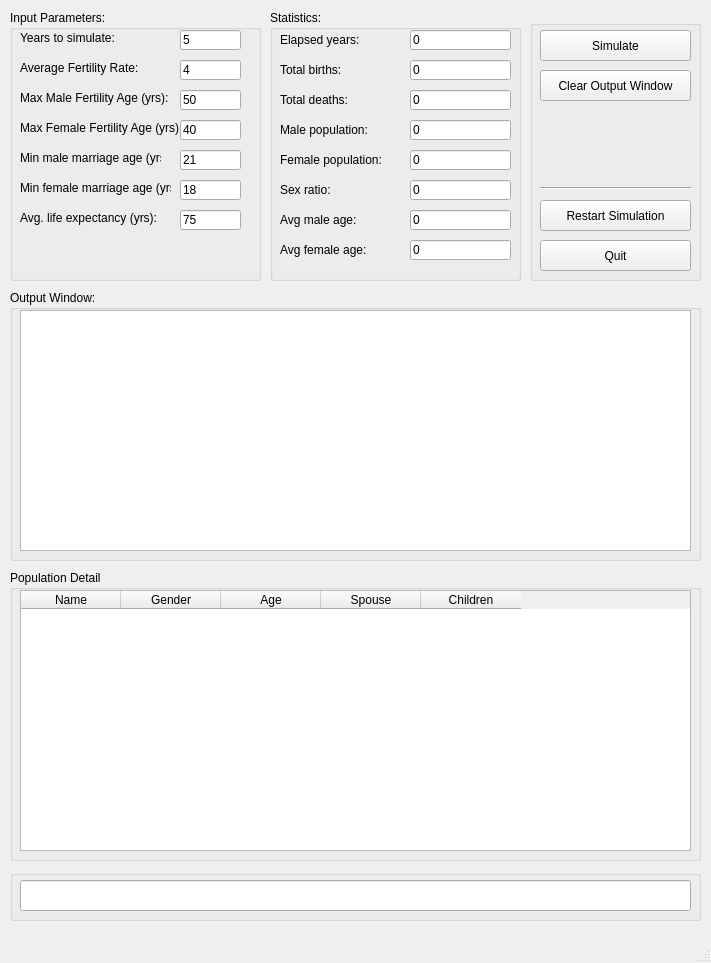
sakky016/Population-Simulator-UI, file Source/mainwindow.ui: the form before one commit.
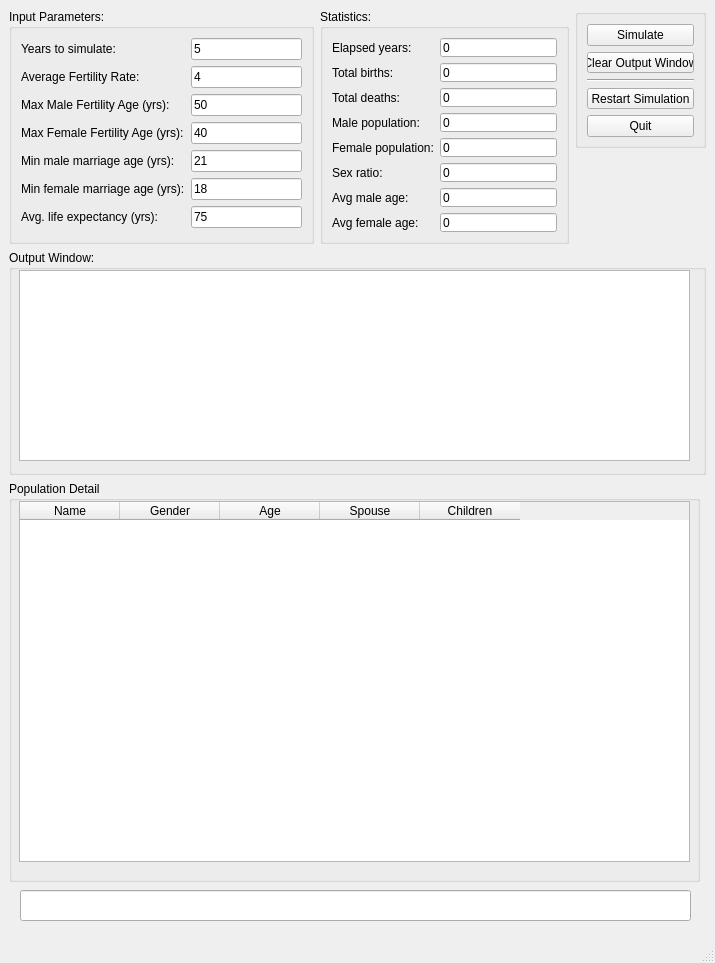
The form after the commit.

```diff
--- a/Source/mainwindow.ui
+++ b/Source/mainwindow.ui
@@ -6,7 +6,7 @@
    <rect>
     <x>0</x>
     <y>0</y>
-    <width>711</width>
+    <width>715</width>
     <height>963</height>
    </rect>
   </property>
@@ -17,10 +17,10 @@
    <widget class="QGroupBox" name="groupBox">
     <property name="geometry">
      <rect>
-      <x>10</x>
-      <y>290</y>
-      <width>691</width>
-      <height>271</height>
+      <x>9</x>
+      <y>250</y>
+      <width>697</width>
+      <height>225</height>
      </rect>
     </property>
     <property name="title">
@@ -32,7 +32,7 @@
        <x>10</x>
        <y>20</y>
        <width>671</width>
-       <height>241</height>
+       <height>191</height>
       </rect>
      </property>
     </widget>
@@ -40,24 +40,35 @@
    <widget class="QGroupBox" name="groupBox_2">
     <property name="geometry">
      <rect>
-      <x>10</x>
-      <y>10</y>
-      <width>251</width>
-      <height>271</height>
+      <x>9</x>
+      <y>9</y>
+      <width>305</width>
+      <height>235</height>
      </rect>
     </property>
     <property name="title">
      <string>Input Parameters:</string>
     </property>
+    <layout class="QFormLayout" name="formLayout_3">
+     <item row="0" column="0">
+      <widget class="QLabel" name="label_5">
+       <property name="text">
+        <string>Years to simulate:</string>
+       </property>
+       <property name="buddy">
+        <cstring>inpYearsToSimulate</cstring>
+       </property>
+      </widget>
+     </item>
+     <item row="0" column="1">
+      <widget class="QLineEdit" name="inpYearsToSimulate">
+       <property name="text">
+        <string>5</string>
+       </property>
+      </widget>
+     </item>
+     <item row="1" column="0">
     <widget class="QLabel" name="label">
-     <property name="geometry">
-      <rect>
-       <x>10</x>
-       <y>50</y>
-       <width>121</width>
-       <height>16</height>
-      </rect>
-     </property>
      <property name="text">
       <string>Average Fertility Rate:</string>
      </property>
@@ -65,28 +76,50 @@
       <cstring>inpAvgFertilityRate</cstring>
      </property>
     </widget>
+     </item>
+     <item row="1" column="1">
     <widget class="QLineEdit" name="inpAvgFertilityRate">
-     <property name="geometry">
-      <rect>
-       <x>170</x>
-       <y>50</y>
-       <width>61</width>
-       <height>20</height>
-      </rect>
-     </property>
      <property name="text">
       <string>4</string>
      </property>
     </widget>
+     </item>
+     <item row="2" column="0">
+      <widget class="QLabel" name="label_13">
+       <property name="text">
+        <string>Max Male Fertility Age (yrs):</string>
+       </property>
+       <property name="buddy">
+        <cstring>inpMaxMaleFertilityAge</cstring>
+       </property>
+      </widget>
+     </item>
+     <item row="2" column="1">
+      <widget class="QLineEdit" name="inpMaxMaleFertilityAge">
+       <property name="text">
+        <string>50</string>
+       </property>
+      </widget>
+     </item>
+     <item row="3" column="0">
+      <widget class="QLabel" name="label_14">
+       <property name="text">
+        <string>Max Female Fertility Age (yrs):</string>
+       </property>
+       <property name="buddy">
+        <cstring>inpMaxFemaleFertilityAge</cstring>
+       </property>
+      </widget>
+     </item>
+     <item row="3" column="1">
+      <widget class="QLineEdit" name="inpMaxFemaleFertilityAge">
+       <property name="text">
+        <string>40</string>
+       </property>
+      </widget>
+     </item>
+     <item row="4" column="0">
     <widget class="QLabel" name="label_2">
-     <property name="geometry">
-      <rect>
-       <x>10</x>
-       <y>140</y>
-       <width>141</width>
-       <height>16</height>
-      </rect>
-     </property>
      <property name="text">
       <string>Min male marriage age (yrs):</string>
      </property>
@@ -94,28 +127,16 @@
       <cstring>inpMinMaleMarriageAge</cstring>
      </property>
     </widget>
+     </item>
+     <item row="4" column="1">
     <widget class="QLineEdit" name="inpMinMaleMarriageAge">
-     <property name="geometry">
-      <rect>
-       <x>170</x>
-       <y>140</y>
-       <width>61</width>
-       <height>20</height>
-      </rect>
-     </property>
      <property name="text">
       <string>21</string>
      </property>
     </widget>
+     </item>
+     <item row="5" column="0">
     <widget class="QLabel" name="label_3">
-     <property name="geometry">
-      <rect>
-       <x>10</x>
-       <y>170</y>
-       <width>151</width>
-       <height>16</height>
-      </rect>
-     </property>
      <property name="text">
       <string>Min female marriage age (yrs):</string>
      </property>
@@ -123,28 +144,16 @@
       <cstring>inpMinFemaleMarriageAge</cstring>
      </property>
     </widget>
+     </item>
+     <item row="5" column="1">
     <widget class="QLineEdit" name="inpMinFemaleMarriageAge">
-     <property name="geometry">
-      <rect>
-       <x>170</x>
-       <y>170</y>
-       <width>61</width>
-       <height>20</height>
-      </rect>
-     </property>
      <property name="text">
       <string>18</string>
      </property>
     </widget>
+     </item>
+     <item row="6" column="0">
     <widget class="QLabel" name="label_4">
-     <property name="geometry">
-      <rect>
-       <x>10</x>
-       <y>200</y>
-       <width>141</width>
-       <height>16</height>
-      </rect>
-     </property>
      <property name="text">
       <string>Avg. life expectancy (yrs):</string>
      </property>
@@ -152,144 +161,31 @@
       <cstring>inpAvgLifeExpectancy</cstring>
      </property>
     </widget>
+     </item>
+     <item row="6" column="1">
     <widget class="QLineEdit" name="inpAvgLifeExpectancy">
-     <property name="geometry">
-      <rect>
-       <x>170</x>
-       <y>200</y>
-       <width>61</width>
-       <height>20</height>
-      </rect>
-     </property>
      <property name="text">
       <string>75</string>
      </property>
     </widget>
-    <widget class="QLabel" name="label_5">
-     <property name="geometry">
-      <rect>
-       <x>10</x>
-       <y>20</y>
-       <width>121</width>
-       <height>16</height>
-      </rect>
-     </property>
-     <property name="text">
-      <string>Years to simulate:</string>
-     </property>
-     <property name="buddy">
-      <cstring>inpYearsToSimulate</cstring>
-     </property>
-    </widget>
-    <widget class="QLineEdit" name="inpYearsToSimulate">
-     <property name="geometry">
-      <rect>
-       <x>170</x>
-       <y>20</y>
-       <width>61</width>
-       <height>20</height>
-      </rect>
-     </property>
-     <property name="text">
-      <string>5</string>
-     </property>
-    </widget>
-    <widget class="QLabel" name="label_13">
-     <property name="geometry">
-      <rect>
-       <x>10</x>
-       <y>80</y>
-       <width>151</width>
-       <height>16</height>
-      </rect>
-     </property>
-     <property name="text">
-      <string>Max Male Fertility Age (yrs):</string>
-     </property>
-     <property name="buddy">
-      <cstring>inpMaxMaleFertilityAge</cstring>
-     </property>
-    </widget>
-    <widget class="QLineEdit" name="inpMaxMaleFertilityAge">
-     <property name="geometry">
-      <rect>
-       <x>170</x>
-       <y>80</y>
-       <width>61</width>
-       <height>20</height>
-      </rect>
-     </property>
-     <property name="text">
-      <string>50</string>
-     </property>
-    </widget>
-    <widget class="QLabel" name="label_14">
-     <property name="geometry">
-      <rect>
-       <x>10</x>
-       <y>110</y>
-       <width>161</width>
-       <height>16</height>
-      </rect>
-     </property>
-     <property name="text">
-      <string>Max Female Fertility Age (yrs):</string>
-     </property>
-     <property name="buddy">
-      <cstring>inpMaxFemaleFertilityAge</cstring>
-     </property>
-    </widget>
-    <widget class="QLineEdit" name="inpMaxFemaleFertilityAge">
-     <property name="geometry">
-      <rect>
-       <x>170</x>
-       <y>110</y>
-       <width>61</width>
-       <height>20</height>
-      </rect>
-     </property>
-     <property name="text">
-      <string>40</string>
-     </property>
-    </widget>
+     </item>
+    </layout>
    </widget>
    <widget class="QGroupBox" name="groupBox_3">
     <property name="geometry">
      <rect>
-      <x>270</x>
-      <y>10</y>
-      <width>251</width>
-      <height>271</height>
+      <x>320</x>
+      <y>9</y>
+      <width>249</width>
+      <height>235</height>
      </rect>
     </property>
     <property name="title">
      <string>Statistics:</string>
     </property>
-    <widget class="QLineEdit" name="opTotalYears">
-     <property name="geometry">
-      <rect>
-       <x>140</x>
-       <y>20</y>
-       <width>101</width>
-       <height>20</height>
-      </rect>
-     </property>
-     <property name="text">
-      <string>0</string>
-     </property>
-     <property name="readOnly">
-      <bool>true</bool>
-     </property>
-    </widget>
+    <layout class="QFormLayout" name="formLayout_4">
+     <item row="0" column="0">
     <widget class="QLabel" name="label_6">
-     <property name="geometry">
-      <rect>
-       <x>10</x>
-       <y>20</y>
-       <width>111</width>
-       <height>20</height>
-      </rect>
-     </property>
      <property name="text">
       <string>Elapsed years:</string>
      </property>
@@ -297,15 +193,19 @@
       <cstring>opTotalYears</cstring>
      </property>
     </widget>
+     </item>
+     <item row="0" column="1">
+      <widget class="QLineEdit" name="opTotalYears">
+       <property name="text">
+        <string>0</string>
+       </property>
+       <property name="readOnly">
+        <bool>true</bool>
+       </property>
+      </widget>
+     </item>
+     <item row="1" column="0">
     <widget class="QLabel" name="label_7">
-     <property name="geometry">
-      <rect>
-       <x>10</x>
-       <y>50</y>
-       <width>111</width>
-       <height>20</height>
-      </rect>
-     </property>
      <property name="text">
       <string>Total births:</string>
      </property>
@@ -313,15 +213,9 @@
       <cstring>opTotalBirths</cstring>
      </property>
     </widget>
+     </item>
+     <item row="1" column="1">
     <widget class="QLineEdit" name="opTotalBirths">
-     <property name="geometry">
-      <rect>
-       <x>140</x>
-       <y>50</y>
-       <width>101</width>
-       <height>20</height>
-      </rect>
-     </property>
      <property name="text">
       <string>0</string>
      </property>
@@ -329,31 +223,9 @@
       <bool>true</bool>
      </property>
     </widget>
-    <widget class="QLineEdit" name="opTotalDeaths">
-     <property name="geometry">
-      <rect>
-       <x>140</x>
-       <y>80</y>
-       <width>101</width>
-       <height>20</height>
-      </rect>
-     </property>
-     <property name="text">
-      <string>0</string>
-     </property>
-     <property name="readOnly">
-      <bool>true</bool>
-     </property>
-    </widget>
+     </item>
+     <item row="2" column="0">
     <widget class="QLabel" name="label_8">
-     <property name="geometry">
-      <rect>
-       <x>10</x>
-       <y>80</y>
-       <width>111</width>
-       <height>20</height>
-      </rect>
-     </property>
      <property name="text">
       <string>Total deaths:</string>
      </property>
@@ -361,15 +233,9 @@
       <cstring>opTotalDeaths</cstring>
      </property>
     </widget>
-    <widget class="QLineEdit" name="opTotalMales">
-     <property name="geometry">
-      <rect>
-       <x>140</x>
-       <y>110</y>
-       <width>101</width>
-       <height>20</height>
-      </rect>
-     </property>
+     </item>
+     <item row="2" column="1">
+      <widget class="QLineEdit" name="opTotalDeaths">
      <property name="text">
       <string>0</string>
      </property>
@@ -377,15 +243,9 @@
       <bool>true</bool>
      </property>
     </widget>
+     </item>
+     <item row="3" column="0">
     <widget class="QLabel" name="label_9">
-     <property name="geometry">
-      <rect>
-       <x>10</x>
-       <y>110</y>
-       <width>111</width>
-       <height>20</height>
-      </rect>
-     </property>
      <property name="text">
       <string>Male population:</string>
      </property>
@@ -393,15 +253,19 @@
       <cstring>opTotalMales</cstring>
      </property>
     </widget>
+     </item>
+     <item row="3" column="1">
+      <widget class="QLineEdit" name="opTotalMales">
+       <property name="text">
+        <string>0</string>
+       </property>
+       <property name="readOnly">
+        <bool>true</bool>
+       </property>
+      </widget>
+     </item>
+     <item row="4" column="0">
     <widget class="QLabel" name="label_10">
-     <property name="geometry">
-      <rect>
-       <x>10</x>
-       <y>140</y>
-       <width>111</width>
-       <height>20</height>
-      </rect>
-     </property>
      <property name="text">
       <string>Female population:</string>
      </property>
@@ -409,15 +273,9 @@
       <cstring>opTotalFemales</cstring>
      </property>
     </widget>
+     </item>
+     <item row="4" column="1">
     <widget class="QLineEdit" name="opTotalFemales">
-     <property name="geometry">
-      <rect>
-       <x>140</x>
-       <y>140</y>
-       <width>101</width>
-       <height>20</height>
-      </rect>
-     </property>
      <property name="text">
       <string>0</string>
      </property>
@@ -425,15 +283,19 @@
       <bool>true</bool>
      </property>
     </widget>
-    <widget class="QLineEdit" name="opAvgMaleAge">
-     <property name="geometry">
-      <rect>
-       <x>140</x>
-       <y>200</y>
-       <width>101</width>
-       <height>20</height>
-      </rect>
-     </property>
+     </item>
+     <item row="5" column="0">
+      <widget class="QLabel" name="label_15">
+       <property name="text">
+        <string>Sex ratio:</string>
+       </property>
+       <property name="buddy">
+        <cstring>opSexRatio</cstring>
+       </property>
+      </widget>
+     </item>
+     <item row="5" column="1">
+      <widget class="QLineEdit" name="opSexRatio">
      <property name="text">
       <string>0</string>
      </property>
@@ -441,15 +303,9 @@
       <bool>true</bool>
      </property>
     </widget>
+     </item>
+     <item row="6" column="0">
     <widget class="QLabel" name="label_11">
-     <property name="geometry">
-      <rect>
-       <x>10</x>
-       <y>200</y>
-       <width>111</width>
-       <height>20</height>
-      </rect>
-     </property>
      <property name="text">
       <string>Avg male age:</string>
      </property>
@@ -457,15 +313,9 @@
       <cstring>opAvgMaleAge</cstring>
      </property>
     </widget>
-    <widget class="QLineEdit" name="opAvgFemaleAge">
-     <property name="geometry">
-      <rect>
-       <x>140</x>
-       <y>230</y>
-       <width>101</width>
-       <height>20</height>
-      </rect>
-     </property>
+     </item>
+     <item row="6" column="1">
+      <widget class="QLineEdit" name="opAvgMaleAge">
      <property name="text">
       <string>0</string>
      </property>
@@ -473,15 +323,9 @@
       <bool>true</bool>
      </property>
     </widget>
+     </item>
+     <item row="7" column="0">
     <widget class="QLabel" name="label_12">
-     <property name="geometry">
-      <rect>
-       <x>10</x>
-       <y>230</y>
-       <width>111</width>
-       <height>20</height>
-      </rect>
-     </property>
      <property name="text">
       <string>Avg female age:</string>
      </property>
@@ -489,15 +333,9 @@
       <cstring>opAvgFemaleAge</cstring>
      </property>
     </widget>
-    <widget class="QLineEdit" name="opSexRatio">
-     <property name="geometry">
-      <rect>
-       <x>140</x>
-       <y>170</y>
-       <width>101</width>
-       <height>20</height>
-      </rect>
-     </property>
+     </item>
+     <item row="7" column="1">
+      <widget class="QLineEdit" name="opAvgFemaleAge">
      <property name="text">
       <string>0</string>
      </property>
@@ -505,30 +343,16 @@
       <bool>true</bool>
      </property>
     </widget>
-    <widget class="QLabel" name="label_15">
-     <property name="geometry">
-      <rect>
-       <x>10</x>
-       <y>170</y>
-       <width>111</width>
-       <height>20</height>
-      </rect>
-     </property>
-     <property name="text">
-      <string>Sex ratio:</string>
-     </property>
-     <property name="buddy">
-      <cstring>opSexRatio</cstring>
-     </property>
-    </widget>
+     </item>
+    </layout>
    </widget>
    <widget class="QGroupBox" name="groupBox_4">
     <property name="geometry">
      <rect>
-      <x>530</x>
-      <y>20</y>
-      <width>171</width>
-      <height>261</height>
+      <x>575</x>
+      <y>9</y>
+      <width>131</width>
+      <height>139</height>
      </rect>
     </property>
     <property name="sizePolicy">
@@ -540,15 +364,9 @@
     <property name="title">
      <string/>
     </property>
+    <layout class="QVBoxLayout" name="verticalLayout">
+     <item>
     <widget class="QPushButton" name="btnSimulate">
-     <property name="geometry">
-      <rect>
-       <x>10</x>
-       <y>10</y>
-       <width>151</width>
-       <height>31</height>
-      </rect>
-     </property>
      <property name="layoutDirection">
       <enum>Qt::LeftToRight</enum>
      </property>
@@ -556,15 +374,9 @@
       <string>Simulate</string>
      </property>
     </widget>
+     </item>
+     <item>
     <widget class="QPushButton" name="btnClear">
-     <property name="geometry">
-      <rect>
-       <x>10</x>
-       <y>50</y>
-       <width>151</width>
-       <height>31</height>
-      </rect>
-     </property>
      <property name="layoutDirection">
       <enum>Qt::LeftToRight</enum>
      </property>
@@ -572,15 +384,16 @@
       <string>Clear Output Window</string>
      </property>
     </widget>
+     </item>
+     <item>
+      <widget class="Line" name="line">
+       <property name="orientation">
+        <enum>Qt::Horizontal</enum>
+       </property>
+      </widget>
+     </item>
+     <item>
     <widget class="QPushButton" name="btnRestartSimulation">
-     <property name="geometry">
-      <rect>
-       <x>10</x>
-       <y>180</y>
-       <width>151</width>
-       <height>31</height>
-      </rect>
-     </property>
      <property name="layoutDirection">
       <enum>Qt::LeftToRight</enum>
      </property>
@@ -588,15 +401,9 @@
       <string>Restart Simulation</string>
      </property>
     </widget>
+     </item>
+     <item>
     <widget class="QPushButton" name="btnQuit">
-     <property name="geometry">
-      <rect>
-       <x>10</x>
-       <y>220</y>
-       <width>151</width>
-       <height>31</height>
-      </rect>
-     </property>
      <property name="layoutDirection">
       <enum>Qt::LeftToRight</enum>
      </property>
@@ -604,27 +411,16 @@
       <string>Quit</string>
      </property>
     </widget>
-    <widget class="Line" name="line">
-     <property name="geometry">
-      <rect>
-       <x>10</x>
-       <y>160</y>
-       <width>151</width>
-       <height>16</height>
-      </rect>
-     </property>
-     <property name="orientation">
-      <enum>Qt::Horizontal</enum>
-     </property>
-    </widget>
+     </item>
+    </layout>
    </widget>
    <widget class="QGroupBox" name="groupBox_5">
     <property name="geometry">
      <rect>
-      <x>10</x>
-      <y>570</y>
+      <x>9</x>
+      <y>481</y>
       <width>691</width>
-      <height>291</height>
+      <height>401</height>
      </rect>
     </property>
     <property name="title">
@@ -636,7 +432,7 @@
        <x>10</x>
        <y>20</y>
        <width>671</width>
-       <height>261</height>
+       <height>361</height>
       </rect>
      </property>
      <column>
@@ -666,28 +462,15 @@
      </column>
     </widget>
    </widget>
-   <widget class="QGroupBox" name="groupBox_6">
-    <property name="geometry">
-     <rect>
-      <x>10</x>
-      <y>870</y>
-      <width>691</width>
-      <height>51</height>
-     </rect>
-    </property>
-    <property name="title">
-     <string/>
-    </property>
     <widget class="QLineEdit" name="opSimulationTime">
      <property name="geometry">
       <rect>
-       <x>10</x>
-       <y>10</y>
+      <x>20</x>
+      <y>890</y>
        <width>671</width>
        <height>31</height>
       </rect>
      </property>
-    </widget>
    </widget>
   </widget>
   <widget class="QMenuBar" name="menubar">
```
Left out of the diff: 2 changed lines with no effect on the pictures. Lines whose indentation alone changed are shown as unchanged.
